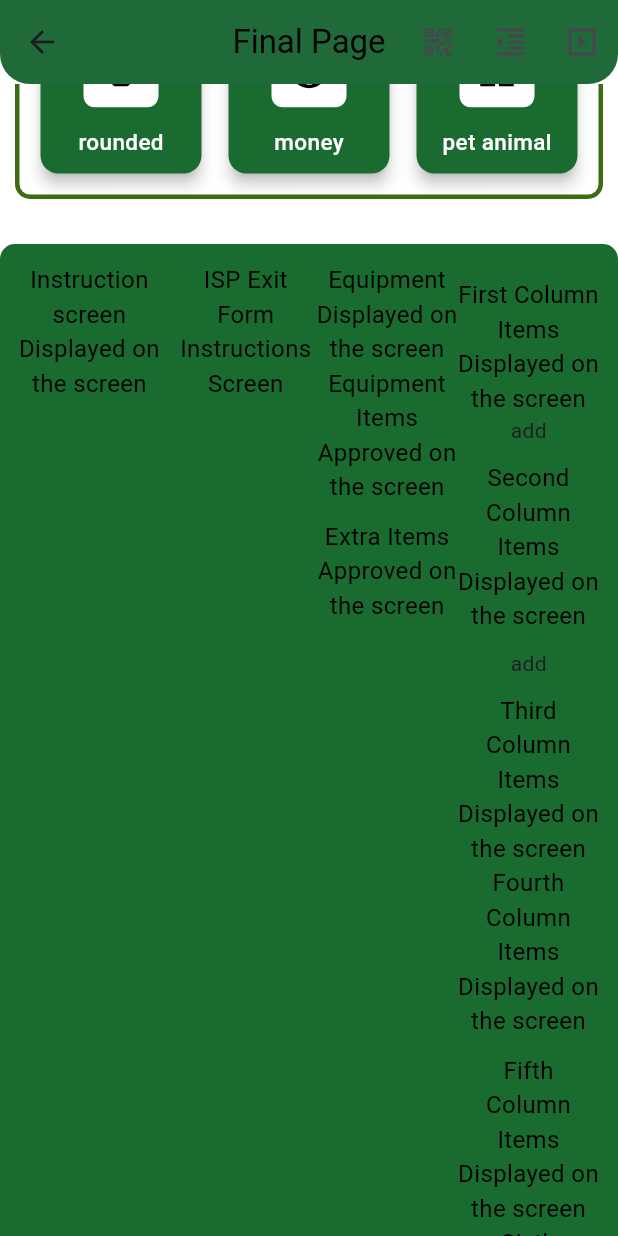
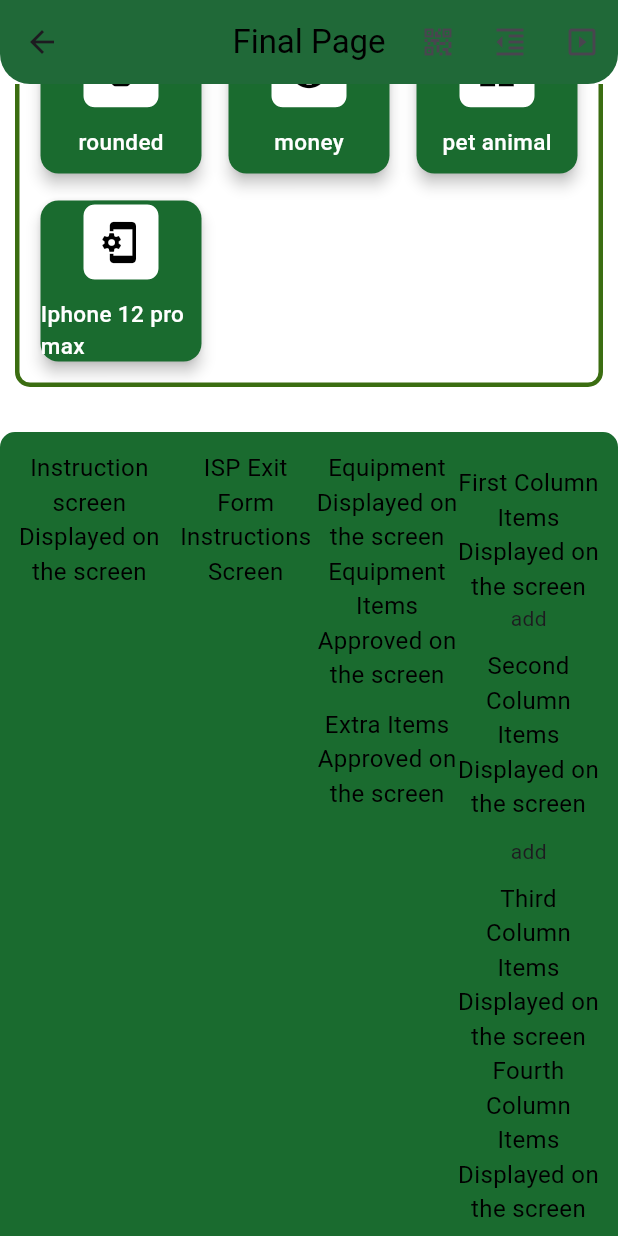
Before and after one commit to RomanGurun/isp_exit_engine_ui_public_work, a Flutter app: the OutScreen screen opened directly, scrolled down 576 dp, on a phone screen of 412 x 824 dp. Run offline on Flutter 3.47's test engine with Material 3 defaults, Android fonts, the phone set to English and light mode, and no system bars; our stand-ins replace flutter_screenutil, google_fonts, lottie, permission_handler; missing offline and left inert: hand_signature, mobile_scanner.

Commit message:
icon list modify

```diff
--- a/lib/feature/mini_page/out_screen.dart
+++ b/lib/feature/mini_page/out_screen.dart
@@ -468,6 +468,7 @@ class OutScreen extends StatelessWidget {
     "rounded",
     "money",
     "pet animal",
+    "Iphone 12 pro max"
   ];
   final List<IconData> icon = [
     Icons.mobile_off_outlined,
@@ -485,6 +486,7 @@ class OutScreen extends StatelessWidget {
     Icons.dangerous_rounded,
     Icons.monetization_on,
     Icons.widgets,
+    Icons.phonelink_setup
   ];
 
   @override
```
